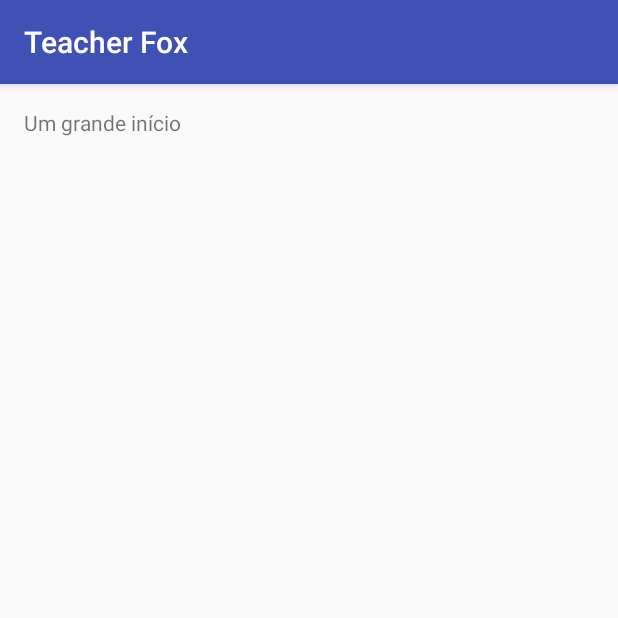
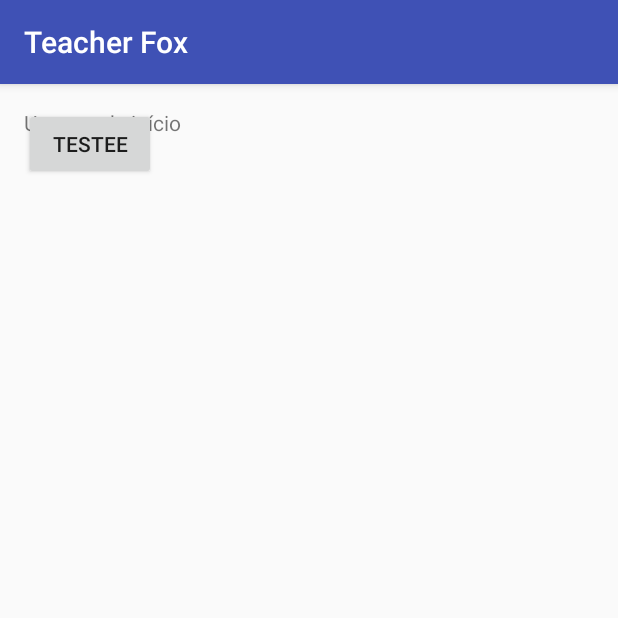
Before and after one commit to AndreArrebola/TeacherFox, an Android app: the screen it shows after launch (MainActivity), on a phone screen of 412 x 824 dp, the top half of it. Run offline under Robolectric (Android 15) with nearby library versions, the phone set to English and light mode, and no system bars.

Commit message:
Testando inserção de botão

```diff
--- a/TeacherFox/app/src/main/res/layout/activity_main.xml
+++ b/TeacherFox/app/src/main/res/layout/activity_main.xml
@@ -13,4 +13,8 @@
         android:layout_width="wrap_content"
         android:layout_height="wrap_content"
         android:text="Um grande início" />
+    <Button
+        android:layout_width="wrap_content"
+        android:layout_height="wrap_content"
+        android:text="Testee"/>
 </RelativeLayout>
```
